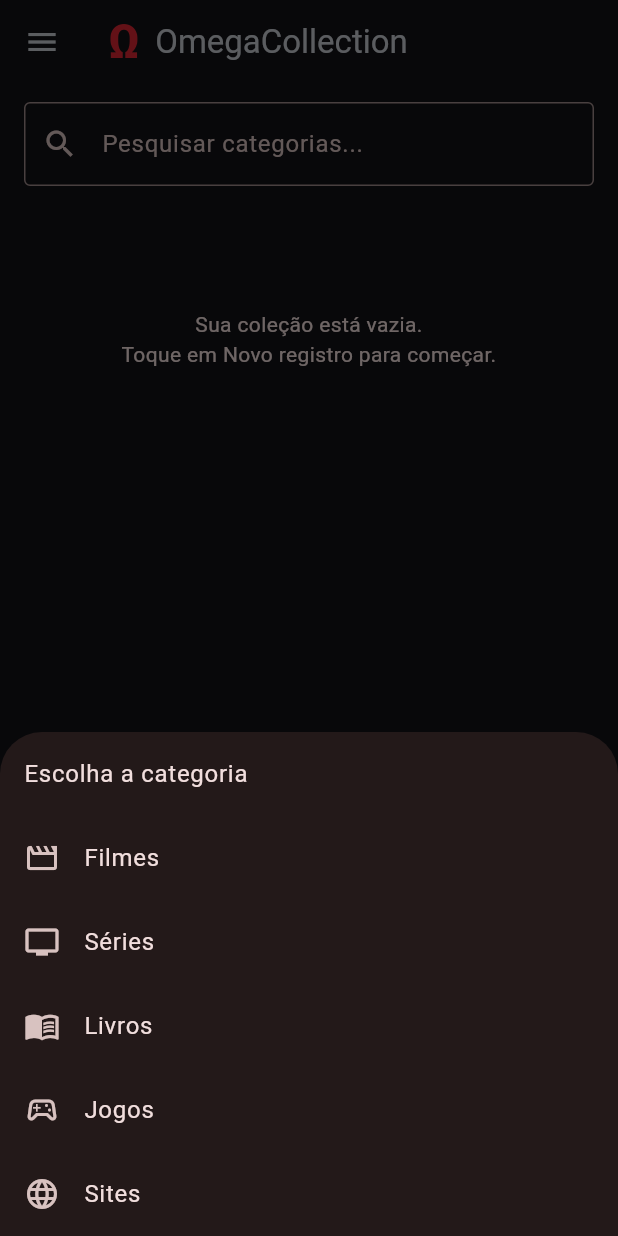
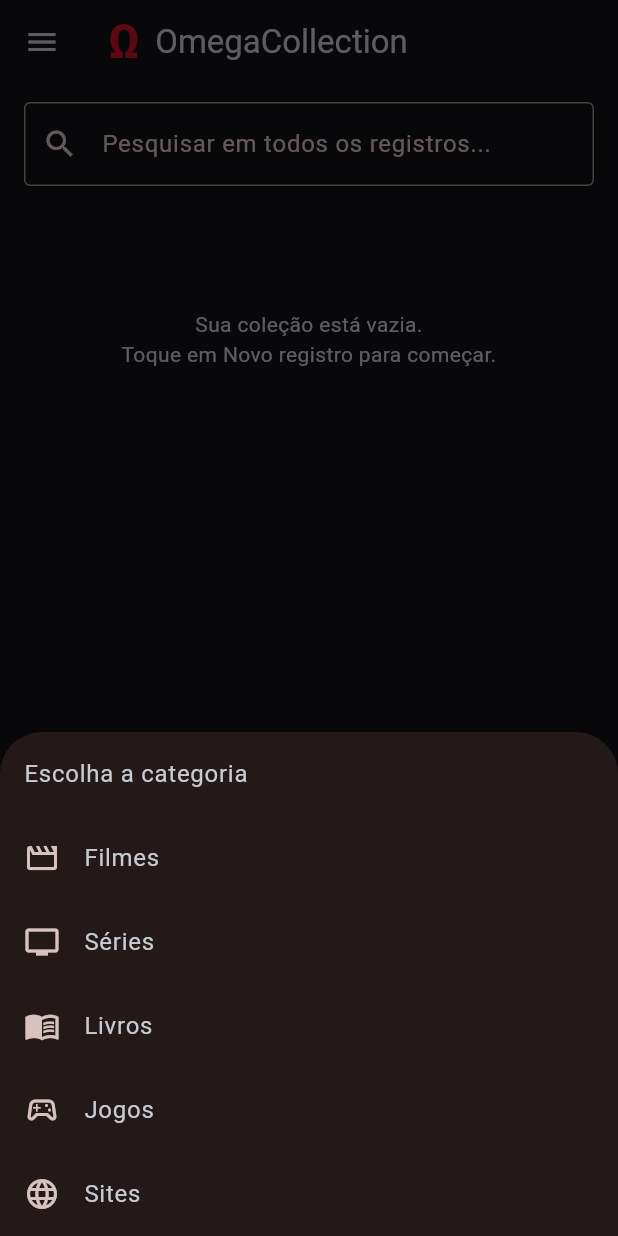
Before and after one commit to JulianoHOmega/OmegaCollection, a Flutter app: the screen it shows after launch, after a tap on "Novo registro", on a phone screen of 412 x 824 dp. Run offline on Flutter 3.47's test engine with Material 3 defaults, Android fonts, the phone set to English and light mode, and no system bars; our stand-ins replace file_picker; missing offline and left inert: window_manager.

Commit message:
Add files via upload

```diff
--- a/lib/main.dart
+++ b/lib/main.dart
@@ -5,10 +5,28 @@ import 'package:file_picker/file_picker.dart';
 import 'package:flutter/material.dart';
 import 'package:path_provider/path_provider.dart';
 import 'package:url_launcher/url_launcher.dart';
+import 'package:window_manager/window_manager.dart';
 
-void main() { WidgetsFlutterBinding.ensureInitialized(); runApp(const OmegaApp()); }
+Future<void> main() async {
+  WidgetsFlutterBinding.ensureInitialized();
+  if (Platform.isWindows || Platform.isLinux) {
+    await windowManager.ensureInitialized();
+    const options = WindowOptions(
+      title: 'OmegaCollection',
+      minimumSize: Size(850, 550),
+      center: true,
+    );
+    await windowManager.waitUntilReadyToShow(options, () async {
+      await windowManager.setTitle('OmegaCollection');
+      await windowManager.maximize();
+      await windowManager.show();
+      await windowManager.focus();
+    });
+  }
+  runApp(const OmegaApp());
+}
 
-const red = Color(0xFFD72632);
+const red = Color(0xFFC81024);
 const silver = Color(0xFFC7CBD2);
 const bg = Color(0xFF111216);
 const categories = ['Filmes', 'Séries', 'Livros', 'Jogos', 'Sites'];
@@ -54,7 +72,17 @@ class OmegaApp extends StatelessWidget {
   @override Widget build(BuildContext context) => MaterialApp(
     title: 'OmegaCollection', debugShowCheckedModeBanner: false,
     theme: ThemeData(useMaterial3: true, brightness: Brightness.dark,
-      scaffoldBackgroundColor: bg, colorScheme: ColorScheme.fromSeed(seedColor: red, brightness: Brightness.dark),
+      scaffoldBackgroundColor: bg, colorScheme: ColorScheme.fromSeed(seedColor: red, brightness: Brightness.dark).copyWith(
+        primary: red, onPrimary: Colors.white,
+        primaryContainer: const Color(0xFF710B19), onPrimaryContainer: Colors.white,
+        secondary: silver, onSecondary: bg,
+        surface: bg, onSurface: silver,
+      ),
+      filledButtonTheme: FilledButtonThemeData(style: FilledButton.styleFrom(
+        backgroundColor: red, foregroundColor: Colors.white,
+        disabledBackgroundColor: const Color(0xFF55202A),
+        disabledForegroundColor: const Color(0xFFBBA9AC),
+      )),
       appBarTheme: const AppBarTheme(backgroundColor: bg, foregroundColor: silver),
       cardTheme: CardThemeData(color: const Color(0xFF22252D)),
       inputDecorationTheme: const InputDecorationTheme(border: OutlineInputBorder())),
@@ -144,9 +172,9 @@ class _HomeState extends State<Home> {
           const SizedBox(height: 12),
         ],
         TextField(key: ValueKey(selectedCategory), onChanged: (v) => setState(() => search = v.toLowerCase()),
-          decoration: InputDecoration(prefixIcon: const Icon(Icons.search), hintText: selectedCategory == null ? 'Pesquisar categorias...' : 'Pesquisar registros...')),
+          decoration: InputDecoration(prefixIcon: const Icon(Icons.search), hintText: selectedCategory == null ? 'Pesquisar em todos os registros...' : 'Pesquisar registros...')),
         const SizedBox(height: 18),
-        if (selectedCategory == null) ...[
+        if (selectedCategory == null && search.trim().isEmpty) ...[
           if (visibleCategories.isEmpty) const Padding(padding: EdgeInsets.symmetric(vertical: 64), child: Center(child: Text('Sua coleção está vazia.\nToque em Novo registro para começar.', textAlign: TextAlign.center))),
           LayoutBuilder(
             builder: (context, constraints) => GridView.count(
@@ -157,7 +185,7 @@ class _HomeState extends State<Home> {
               mainAxisSpacing: 12,
               crossAxisSpacing: 12,
               children: [
-                for (final category in visibleCategories.where((c) => c.toLowerCase().contains(search)))
+                for (final category in visibleCategories)
                   Card(
                     clipBehavior: Clip.antiAlias,
                     child: InkWell(
@@ -186,6 +214,45 @@ class _HomeState extends State<Home> {
               ],
             ),
           ),
+        ] else if (selectedCategory == null) ...[
+          // Pesquisa global: procura registros em todas as categorias.
+          // Evita pesquisar a capa em base64, que não é texto do registro.
+          for (final item in items.where((e) => e.entries.any((entry) =>
+              entry.key != 'capaBase64' &&
+              entry.value.toString().toLowerCase().contains(search.trim()))))
+            Card(child: ListTile(
+              leading: CoverImage(base64Value: '${item['capaBase64'] ?? ''}', size: 54),
+              title: Text(_title(item)),
+              subtitle: Text('${item['categoria']} · ${_subtitle(item)}', maxLines: 2, overflow: TextOverflow.ellipsis),
+              onTap: () {
+                final category = '${item['categoria']}';
+                if (category == 'Sites' && '${item['site'] ?? ''}'.trim().isNotEmpty) {
+                  _openSite('${item['site']}');
+                } else {
+                  _edit(category, item);
+                }
+              },
+              trailing: PopupMenuButton<String>(
+                onSelected: (choice) {
+                  if (choice == 'edit') _edit('${item['categoria']}', item);
+                  if (choice == 'delete') _delete(item);
+                  if (choice == 'open') _openSite('${item['site'] ?? ''}');
+                },
+                itemBuilder: (_) => [
+                  const PopupMenuItem(value: 'edit', child: Text('Editar')),
+                  if (item['categoria'] == 'Sites' && '${item['site'] ?? ''}'.trim().isNotEmpty)
+                    const PopupMenuItem(value: 'open', child: Text('Abrir no navegador')),
+                  const PopupMenuItem(value: 'delete', child: Text('Excluir')),
+                ],
+              ),
+            )),
+          if (!items.any((e) => e.entries.any((entry) =>
+              entry.key != 'capaBase64' &&
+              entry.value.toString().toLowerCase().contains(search.trim()))))
+            const Padding(
+              padding: EdgeInsets.symmetric(vertical: 48),
+              child: Center(child: Text('Nenhum registro encontrado.')),
+            ),
         ] else ...[
           for (final item in items.where((e) => e['categoria'] == selectedCategory && e.values.toString().toLowerCase().contains(search)))
             Card(child: ListTile(
--- a/pubspec.yaml
+++ b/pubspec.yaml
@@ -1,7 +1,7 @@
 name: omega_collection
 description: Catálogo pessoal offline de filmes, séries, livros, jogos e sites.
 publish_to: none
-version: 1.0.0+1
+version: 1.1.2+3
 environment:
   sdk: '>=3.4.0 <4.0.0'
 dependencies:
@@ -10,6 +10,7 @@ dependencies:
   path_provider: ^2.1.5
   file_picker: ^8.3.7
   url_launcher: ^6.3.1
+  window_manager: ^0.4.3
 dev_dependencies:
   flutter_test:
     sdk: flutter
```
Also changed, not shown: 2 other files.
